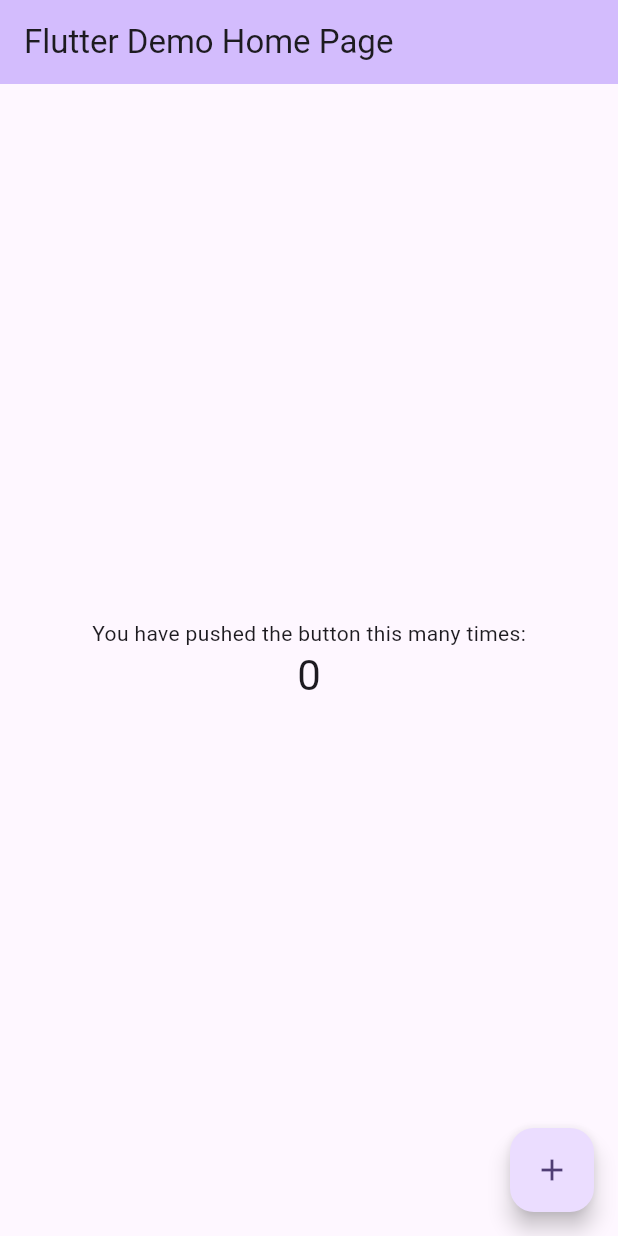
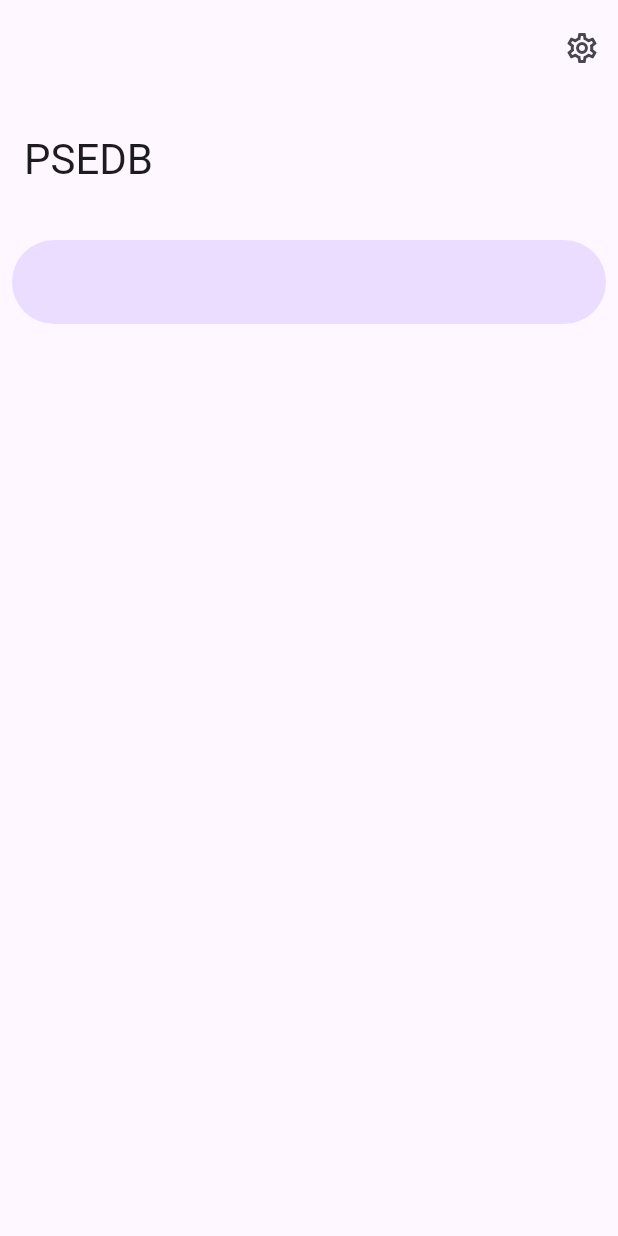
Before and after one commit to reinhart1010/psedb_app, a Flutter app: the screen it shows after launch, on a phone screen of 412 x 824 dp. Run offline on Flutter 3.47's test engine with Material 3 defaults, Android fonts, the phone set to English and light mode, and no system bars; our stand-ins replace cookie_jar, dio, dio_cookie_manager, get, shared_preferences; missing offline and left inert: xid.

Commit message:
feat: add initial layout

```diff
--- a/lib/main.dart
+++ b/lib/main.dart
@@ -16,55 +16,42 @@ class PSEDBApp extends StatelessWidget {
         colorScheme: ColorScheme.fromSeed(seedColor: Colors.deepPurple),
         useMaterial3: true,
       ),
-      home: const PSEDBHomePage(title: 'Flutter Demo Home Page'),
+      home: const PSEDBHomePage(),
     );
   }
 }
 
 class PSEDBHomePage extends StatefulWidget {
-  const PSEDBHomePage({super.key, required this.title});
-
-  final String title;
+  const PSEDBHomePage({super.key});
 
   @override
   State<PSEDBHomePage> createState() => _PSEDBHomePageState();
 }
 
 class _PSEDBHomePageState extends State<PSEDBHomePage> {
-  int _counter = 0;
-
-  void _incrementCounter() {
-    setState(() {
-
-      _counter++;
-    });
-  }
-
   @override
   Widget build(BuildContext context) {
+    ThemeData theme = Theme.of(context);
     return Scaffold(
-      appBar: AppBar(
-        backgroundColor: Theme.of(context).colorScheme.inversePrimary,
-        title: Text(widget.title),
-      ),
-      body: Center(
-        child: Column(
-          mainAxisAlignment: MainAxisAlignment.center,
-          children: <Widget>[
-            const Text(
-              'You have pushed the button this many times:',
+      body: CustomScrollView(
+        slivers: [
+          SliverAppBar.large(
+            title: const Text("PSEDB"),
+            actions: [
+              IconButton(onPressed: () {}, icon: const Icon(Icons.settings_outlined))
+            ],
+          ),
+          SliverToBoxAdapter(
+            child: Padding(
+              padding: const EdgeInsets.all(8),
+              child: SearchBar(
+                backgroundColor: WidgetStateProperty.all(theme.colorScheme.primaryContainer),
+                onSubmitted: (value) => {},
+                shadowColor: WidgetStateColor.transparent,
+              ),
             ),
-            Text(
-              '$_counter',
-              style: Theme.of(context).textTheme.headlineMedium,
-            ),
-          ],
-        ),
-      ),
-      floatingActionButton: FloatingActionButton(
-        onPressed: _incrementCounter,
-        tooltip: 'Increment',
-        child: const Icon(Icons.add),
+          ),
+        ],
       ),
     );
   }
```
Also changed, not shown: 6 other files.
